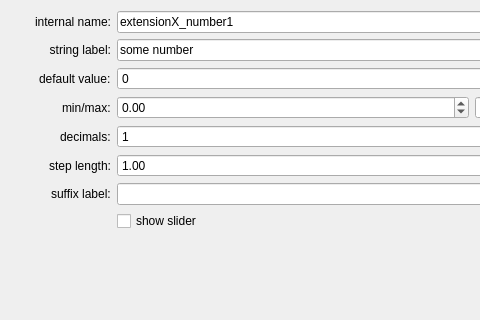
Before: the Qt Designer form ui/a2ctrl/number_edit.ui in ewerybody/a2, drawn with Qt 5; both pictures show x 0 to 480 and y 0 to 320 of the 837 by 499 pixel window.
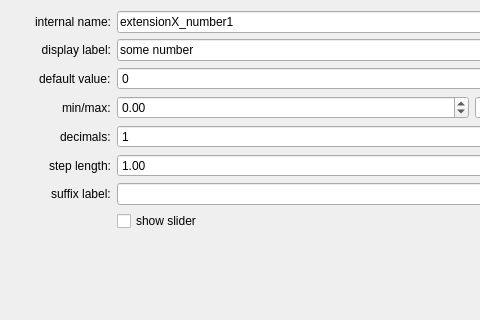
After: the same form once the commit is applied.

Diff of the .ui file:
```diff
--- a/ui/a2ctrl/number_edit.ui
+++ b/ui/a2ctrl/number_edit.ui
@@ -52,7 +52,7 @@
       </size>
      </property>
      <property name="text">
-      <string>string label:</string>
+      <string>display label:</string>
      </property>
      <property name="alignment">
       <set>Qt::AlignRight|Qt::AlignTrailing|Qt::AlignVCenter</set>
```
Left out of the diff: 4 changed lines with no effect on the pictures.
